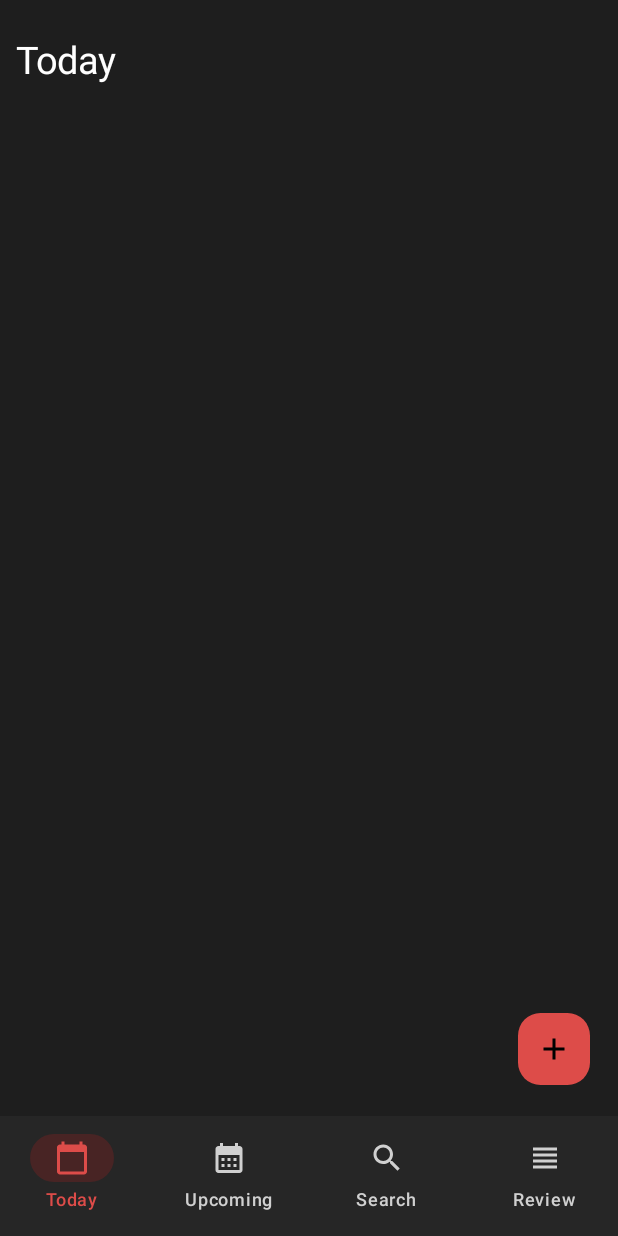
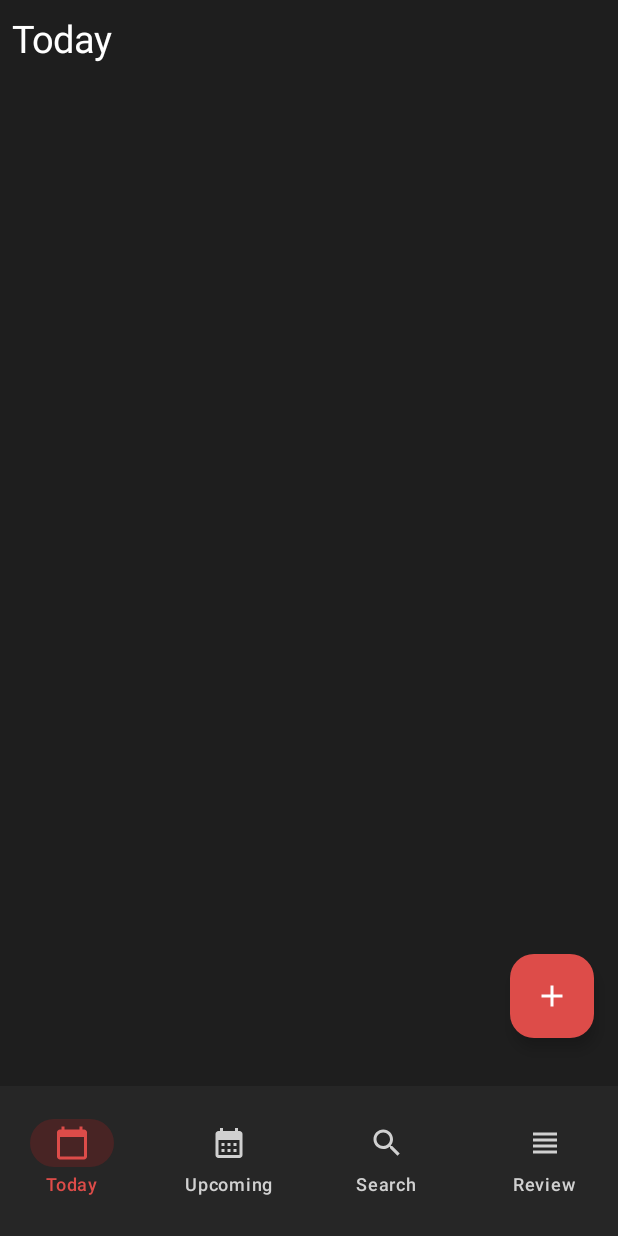
Before and after one commit to DTIXD/Everyday-Tasks, an Android app built with Jetpack Compose: the screen it shows after launch (MainActivity), after a tap on "Log in", on a phone screen of 412 x 824 dp. Run offline under Robolectric (Android 15) with nearby library versions, the phone set to English and light mode, and no system bars; our stand-ins replace Firebase (no records; nobody signed in at launch, a user with empty details on screens opened directly).

Commit message:
Fixed Padding Of Add Button

```diff
--- a/app/src/main/java/com/example/everydaytasks/MainActivity.kt
+++ b/app/src/main/java/com/example/everydaytasks/MainActivity.kt
@@ -7,17 +7,30 @@ import androidx.activity.ComponentActivity
 import androidx.activity.compose.setContent
 import androidx.activity.enableEdgeToEdge
 import androidx.annotation.RequiresApi
+import androidx.compose.foundation.background
 import androidx.compose.foundation.layout.Box
 import androidx.compose.foundation.layout.fillMaxSize
+import androidx.compose.foundation.layout.fillMaxWidth
+import androidx.compose.foundation.layout.offset
+import androidx.compose.foundation.layout.padding
+import androidx.compose.material.icons.Icons
+import androidx.compose.material.icons.filled.Add
+import androidx.compose.material3.FabPosition
+import androidx.compose.material3.FloatingActionButton
+import androidx.compose.material3.Icon
 import androidx.compose.material3.Scaffold
 import androidx.compose.runtime.mutableStateOf
 import androidx.compose.runtime.remember
 import androidx.compose.ui.Alignment
 import androidx.compose.ui.Modifier
+import androidx.compose.ui.graphics.Color
+import androidx.compose.ui.unit.dp
 import androidx.navigation.compose.NavHost
 import androidx.navigation.compose.composable
 import androidx.navigation.compose.rememberNavController
 import androidx.navigation.toRoute
+import com.example.everydaytasks.ui.theme.AddButtonBGColor
+import com.example.everydaytasks.ui.theme.BGColor
 import com.example.everydaytasks.ui.theme.BottomMenuColor
 import com.example.everydaytasks.ui.theme.adding.AddingPage
 import com.example.everydaytasks.ui.theme.adding.AddingScreenDataObject
@@ -47,65 +60,86 @@ class MainActivity : ComponentActivity() {
             }
             Box(
                 modifier = Modifier
-                        .fillMaxSize(),
-                contentAlignment = Alignment.BottomCenter
+                    .fillMaxSize()
             ) {
-
                 Scaffold(
+                    floatingActionButton = {
+                        if (isBottomMenuVisible.value) {
+                            FloatingActionButton(
+                                onClick = {
+                                    navController.navigate(
+                                        AddingScreenDataObject(
+                                            "IS303"
+                                        )
+                                    )
+                                },
+                                containerColor = AddButtonBGColor,
+                                modifier = Modifier
+                                    .offset(y = (-16).dp)
+                            ) {
+                                Icon(
+                                    imageVector = Icons.Default.Add,
+                                    contentDescription = "Add",
+                                    tint = Color.White
+                                )
+                            }
+                        }
+                    },
+                    floatingActionButtonPosition = FabPosition.End,
+                    containerColor = BGColor,
                     bottomBar = {
                         if (isBottomMenuVisible.value) {
+                            Box(
+                                modifier = Modifier
+                                    .fillMaxWidth()
+                                    .background(BottomMenuColor)
+                                    .padding(vertical = 10.dp)
+                            ) {
                                 BottomMenu(
                                     onTodayClick = {
-                                    navController.navigate(
-                                        ProgressScreenDataObject()
-                                    )
+                                        navController.navigate(ProgressScreenDataObject())
                                     },
                                     onUpcomingClick = {
-                                    navController.navigate(
-                                        DateScreenDataObject()
-                                    )
+                                        navController.navigate(DateScreenDataObject())
                                     },
                                     onSearchClick = {
-                                    navController.navigate(
-                                        SearchScreenDataObject
-                                    )
+                                        navController.navigate(SearchScreenDataObject)
                                     },
                                     onReviewClick = {
-                                    navController.navigate(
-                                        ReviewScreenDataObject
-                                    )
+                                        navController.navigate(ReviewScreenDataObject)
                                     }
                                 )
                             }
-                    },
-                    containerColor = BottomMenuColor
-                ) {
+                        }
+                    }
+                ) { innerPadding ->
                     NavHost(
                         navController = navController,
                         startDestination = LoginScreenObject
                     ) {
                         composable<LoginScreenObject> {
-                            LoginPage {navData ->
+                            LoginPage { navData ->
                                 navController.navigate(navData)
                                 isBottomMenuVisible.value = true
                             }
                         }
-                        composable<ProgressScreenDataObject> {navEntry ->
-                            val navData = navEntry.toRoute<ProgressScreenDataObject>()
-                            ProgressPage {navData ->
+                        composable<ProgressScreenDataObject> {
+                            ProgressPage()
+                        }
+                        composable<AddingScreenDataObject> { navEntry ->
+                            val navData = navEntry.toRoute<AddingScreenDataObject>()
+                            AddingPage(
+                                onNavigationToProgressPage = { navData ->
                                     navController.navigate(navData)
                                 }
+                            )
                         }
-                        composable<AddingScreenDataObject> {navEntry ->
-                            val navData = navEntry.toRoute<AddingScreenDataObject>()
-                            AddingPage{navData ->
+                        composable<DateScreenDataObject> {
+                            DatePage(
+                                onNavigationToProgressPage = { navData ->
                                     navController.navigate(navData)
                                 }
-                        }
-                        composable<DateScreenDataObject> {
-                            DatePage {navData ->
-                                navController.navigate(navData)
-                            }
+                            )
                         }
                         composable<SearchScreenDataObject> {
                             SearchPage()
--- a/app/src/main/java/com/example/everydaytasks/ui/theme/progress/ProgressScreen.kt
+++ b/app/src/main/java/com/example/everydaytasks/ui/theme/progress/ProgressScreen.kt
@@ -11,7 +11,6 @@ import androidx.compose.foundation.layout.Box
 import androidx.compose.foundation.layout.Column
 import androidx.compose.foundation.layout.Row
 import androidx.compose.foundation.layout.Spacer
-import androidx.compose.foundation.layout.fillMaxHeight
 import androidx.compose.foundation.layout.fillMaxSize
 import androidx.compose.foundation.layout.fillMaxWidth
 import androidx.compose.foundation.layout.height
@@ -22,7 +21,6 @@ import androidx.compose.material3.Text
 import androidx.compose.runtime.Composable
 import androidx.compose.runtime.mutableStateOf
 import androidx.compose.runtime.remember
-import androidx.compose.ui.Alignment
 import androidx.compose.ui.Modifier
 import androidx.compose.ui.layout.ContentScale
 import androidx.compose.ui.res.painterResource
@@ -33,12 +31,13 @@ import com.example.everydaytasks.ui.theme.adding.AddingScreenDataObject
 import com.google.firebase.firestore.ktx.firestore
 import com.google.firebase.ktx.Firebase
 import androidx.compose.foundation.lazy.items
-import androidx.compose.foundation.shape.RoundedCornerShape
 import androidx.compose.material.icons.Icons
 import androidx.compose.material.icons.filled.Add
 import androidx.compose.material.icons.filled.Delete
+import androidx.compose.material3.FloatingActionButton
 import androidx.compose.material3.Icon
 import androidx.compose.material3.IconButton
+import androidx.compose.material3.Scaffold
 import androidx.compose.ui.graphics.Color
 import com.example.everydaytasks.ui.theme.AddButtonBGColor
 import com.example.everydaytasks.ui.theme.BGColor
@@ -48,7 +47,7 @@ import java.time.LocalDate
 @RequiresApi(Build.VERSION_CODES.O)
 @Composable
 fun ProgressPage(
-    onNavigationToAddingPage: (AddingScreenDataObject) -> Unit
+    modifier: Modifier = Modifier
 ) {
     val fs = Firebase.firestore
     val list = remember {
@@ -58,34 +57,24 @@ fun ProgressPage(
     }
 
     fs.collection("tasks").addSnapshotListener{snapshot, exception ->
-        list.value = snapshot?.toObjects(ProgressScreenDataObject::class.java) ?: emptyList()
+        list.value = snapshot?.toObjects(
+            ProgressScreenDataObject::class.java
+        ) ?: emptyList()
     }
 
     val today = remember {
         LocalDate.now()
     }
 
-    Box(
-        modifier = Modifier
+    Column(
+        modifier = modifier
             .fillMaxSize()
             .background(
                 color = BGColor
             )
-    )
-
-    Box(
-        modifier = Modifier
-            .fillMaxSize()
-            .padding(top = 15.dp)
-            .padding(5.dp)
-    ) {
-        Column(
-            modifier = Modifier
-                .fillMaxSize()
+            .padding(horizontal = 8.dp, vertical = 12.dp)
     ) {
         Text(
-                modifier = Modifier
-                    .padding(5.dp),
             text = "Today",
             color = Color.White,
             fontSize = 25.sp,
@@ -247,37 +236,4 @@ fun ProgressPage(
             }
         }
     }
-        Row(
-            modifier = Modifier
-                .fillMaxWidth(0.98f)
-                .fillMaxHeight(0.9f)
-                .padding(bottom = 10.dp),
-            verticalAlignment = Alignment.Bottom,
-            horizontalArrangement = Arrangement.End
-        ) {
-            Box(
-                modifier = Modifier
-                    .padding(5.dp)
-                    .background(
-                        shape = RoundedCornerShape(15.dp),
-                        color = AddButtonBGColor
-                    )
-            ) {
-                IconButton(
-                    onClick = {
-                        onNavigationToAddingPage(
-                            AddingScreenDataObject(
-                                "IS303"
-                            )
-                        )
 }
-                ) {
-                    Icon(
-                        Icons.Default.Add,
-                        contentDescription = ""
-                    )
-                }
-            }
-        }
-    }
-}
```
Also changed, not shown: app/src/main/java/com/example/everydaytasks/ui/theme/adding/AddingScreen.kt (+3 -9 lines), app/src/main/java/com/example/everydaytasks/ui/theme/date/DateSceen.kt (+3 -5 lines), app/src/main/res/drawable/loginbutton.png (deleted), app/src/main/res/drawable/progressscreenbg.png (deleted), app/src/main/res/drawable/startbutton.png (deleted), 1 other file. Lines whose indentation alone changed are shown as unchanged.
